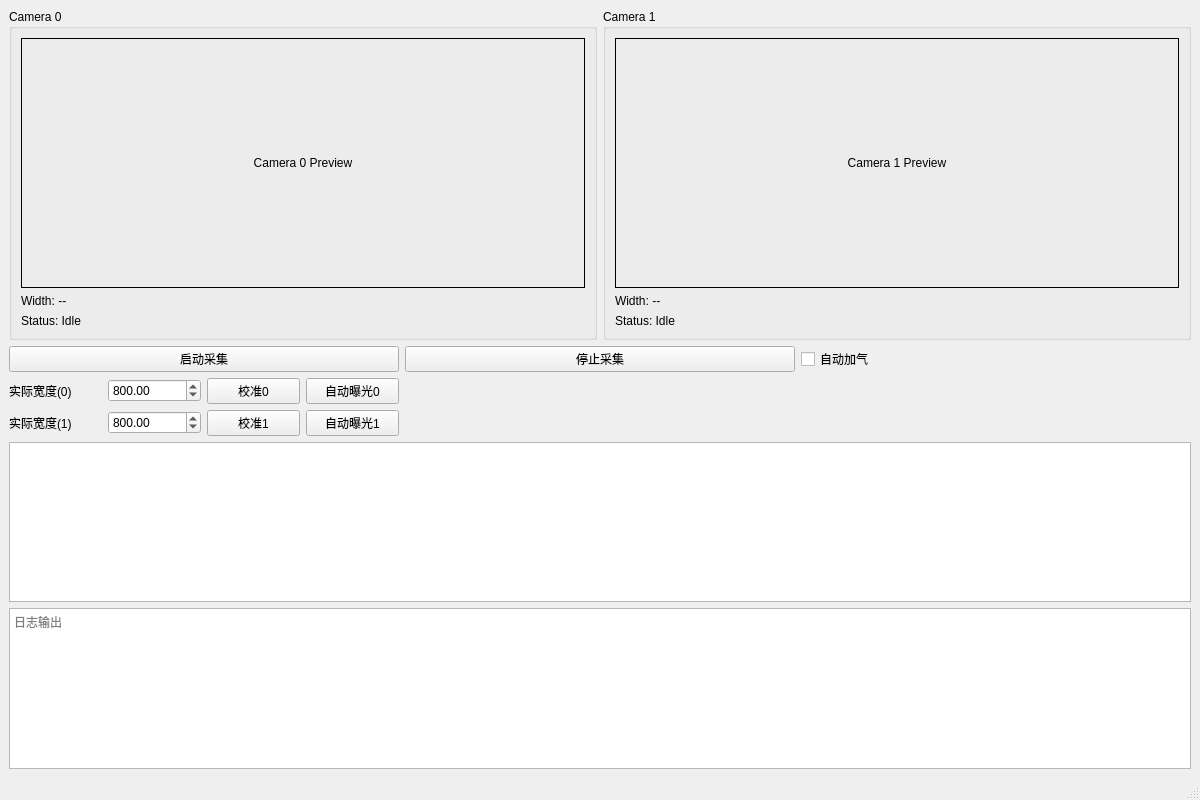
Old version of the form xingaodaapp.ui in the repository ba7lgj-dev/MyOpenCV.
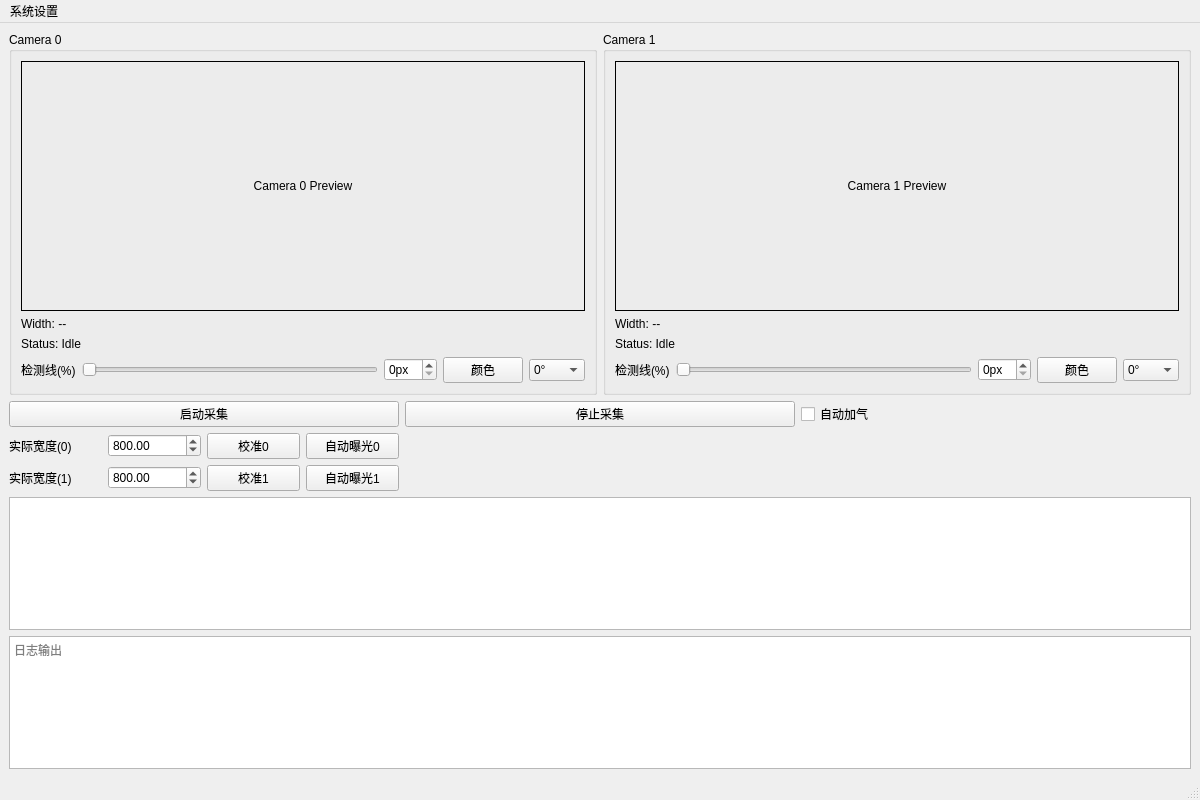
New version of the form. Custom widgets are drawn as their Qt base class.

```diff
--- a/xingaodaapp.ui
+++ b/xingaodaapp.ui
@@ -56,6 +56,48 @@
            </property>
           </widget>
          </item>
+         <item>
+          <layout class="QHBoxLayout" name="layoutCam0Controls">
+           <item>
+            <widget class="QLabel" name="labelLine0">
+             <property name="text">
+              <string>检测线(%)</string>
+             </property>
+            </widget>
+           </item>
+           <item>
+            <widget class="QSlider" name="sliderLine0">
+             <property name="maximum">100</property>
+             <property name="orientation">
+              <enum>Qt::Horizontal</enum>
+             </property>
+            </widget>
+           </item>
+           <item>
+            <widget class="QSpinBox" name="spinBand0">
+             <property name="maximum">500</property>
+             <property name="suffix">
+              <string>px</string>
+             </property>
+            </widget>
+           </item>
+           <item>
+            <widget class="QPushButton" name="btnColor0">
+             <property name="text">
+              <string>颜色</string>
+             </property>
+            </widget>
+           </item>
+           <item>
+            <widget class="QComboBox" name="comboRotation0">
+             <item><property name="text"><string>0°</string></property></item>
+             <item><property name="text"><string>90°</string></property></item>
+             <item><property name="text"><string>180°</string></property></item>
+             <item><property name="text"><string>270°</string></property></item>
+            </widget>
+           </item>
+          </layout>
+         </item>
         </layout>
        </widget>
       </item>
@@ -98,6 +140,48 @@
            </property>
           </widget>
          </item>
+         <item>
+          <layout class="QHBoxLayout" name="layoutCam1Controls">
+           <item>
+            <widget class="QLabel" name="labelLine1">
+             <property name="text">
+              <string>检测线(%)</string>
+             </property>
+            </widget>
+           </item>
+           <item>
+            <widget class="QSlider" name="sliderLine1">
+             <property name="maximum">100</property>
+             <property name="orientation">
+              <enum>Qt::Horizontal</enum>
+             </property>
+            </widget>
+           </item>
+           <item>
+            <widget class="QSpinBox" name="spinBand1">
+             <property name="maximum">500</property>
+             <property name="suffix">
+              <string>px</string>
+             </property>
+            </widget>
+           </item>
+           <item>
+            <widget class="QPushButton" name="btnColor1">
+             <property name="text">
+              <string>颜色</string>
+             </property>
+            </widget>
+           </item>
+           <item>
+            <widget class="QComboBox" name="comboRotation1">
+             <item><property name="text"><string>0°</string></property></item>
+             <item><property name="text"><string>90°</string></property></item>
+             <item><property name="text"><string>180°</string></property></item>
+             <item><property name="text"><string>270°</string></property></item>
+            </widget>
+           </item>
+          </layout>
+         </item>
         </layout>
        </widget>
       </item>
@@ -210,7 +294,20 @@
     </item>
    </layout>
   </widget>
-  <widget class="QMenuBar" name="menubar"/>
+  <widget class="QMenuBar" name="menubar">
+   <widget class="QMenu" name="menuSettings">
+    <property name="title">
+     <string>系统设置</string>
+    </property>
+    <addaction name="actionCameraManager"/>
+   </widget>
+   <addaction name="menuSettings"/>
+  </widget>
+  <action name="actionCameraManager">
+   <property name="text">
+    <string>摄像头管理</string>
+   </property>
+  </action>
   <widget class="QStatusBar" name="statusbar"/>
  </widget>
  <customwidgets>
```
Lines whose indentation alone changed are shown as unchanged.
